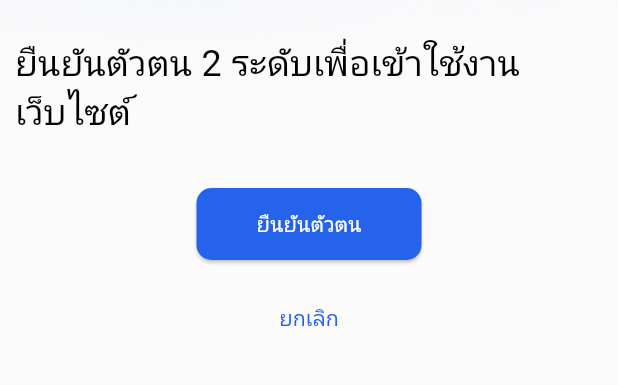
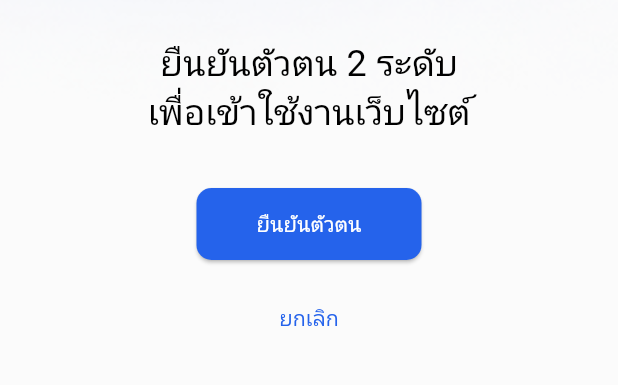
Before and after one commit to pluseducation/bsd-staff-mobile, a Flutter app: the AuthScreen screen opened by its route, on a phone screen of 412 x 824 dp, the part 523-908 px from its top. Run offline on Flutter 3.47's test engine with Material 3 defaults, Android fonts, the phone set to English and light mode, and no system bars; our stand-ins replace animated_splash_screen, dio, fl_chart, font_awesome_flutter, freezed_annotation, get_it and 5 more; accounts and stored records are empty.

Commit message:
Update - fixed bug

```diff
--- a/assets/config/config.json
+++ b/assets/config/config.json
@@ -1,4 +1,4 @@
 {
-  "baseUrl": "http://k8s-bstproxy-414e7603aa-467939501.ap-southeast-1.elb.amazonaws.com/bst-admin-service",
-  "baseAuthUrl": "http://k8s-bstproxy-414e7603aa-467939501.ap-southeast-1.elb.amazonaws.com/bst-auth-service"
+  "baseUrl": "https://antidrug.moph.go.th/bst-admin-service",
+  "baseAuthUrl": "https://antidrug.moph.go.th/bst-auth-service"
 }
--- a/lib/main.dart
+++ b/lib/main.dart
@@ -47,11 +47,11 @@ Future<void> main() async {
   WidgetsFlutterBinding.ensureInitialized();
 
   // ignore: avoid_redundant_argument_values,  deprecated_member_use
-  await Sqflite.devSetDebugModeOn(kDebugMode);
+  // await Sqflite.devSetDebugModeOn(kDebugMode);
+  getIt.registerSingleton<NavigationService>(NavigationService());
 
   final data = await _createData();
 
-  getIt.registerSingleton<NavigationService>(NavigationService());
   runApp(App(data: data));
 }
 
--- a/lib/presentation/dashboard/dashboard-screen.dart
+++ b/lib/presentation/dashboard/dashboard-screen.dart
@@ -895,7 +895,7 @@ class _StatisticsLevelState extends State<StatisticsLevel> {
           mainAxisAlignment: MainAxisAlignment.spaceBetween,
           children: [
             Text(
-              "สถิติ ฟหก (ปีงบประมาณ ${level.year})",
+              "สถิติ(ปีงบประมาณ ${level.year})",
               style: const TextStyle(
                 fontSize: 20,
                 fontWeight: FontWeight.bold,
--- a/lib/presentation/login/auth/auth-screen.dart
+++ b/lib/presentation/login/auth/auth-screen.dart
@@ -89,7 +89,11 @@ class AuthScreen extends StatelessWidget {
               ),
               const SizedBox(height: 35),
               Text(
-                'ยืนยันตัวตน 2 ระดับเพื่อเข้าใช้งานเว็บไซต์',
+                'ยืนยันตัวตน 2 ระดับ',
+                style: textTheme.headlineSmall,
+              ),
+              Text(
+                'เพื่อเข้าใช้งานเว็บไซต์',
                 style: textTheme.headlineSmall,
               ),
               const SizedBox(height: 35),
--- a/lib/widget/status-widget.dart
+++ b/lib/widget/status-widget.dart
@@ -110,9 +110,9 @@ Widget certificateStatusWidget(String status) {
     color = MainColors.secondary;
     text = "รายการขอ";
   } else if (status == "COMPLETED") {
-    lightColor = MainColors.warningLight;
-    color = MainColors.warning;
-    text = "จัดการ Sign off";
+    lightColor = Color(0xFFdbf5ee);
+    color = Color(0xFF4cceac);
+    text = "ออกใบรับรอง";
   } else {
     lightColor = MainColors.secondaryLight;
     color = MainColors.secondary;
```
Also changed, not shown: lib/presentation/certificate/certificate-screen.dart (+13 -13 lines), pubspec.yaml (+11 -10 lines), pubspec.lock, 70 other files.
